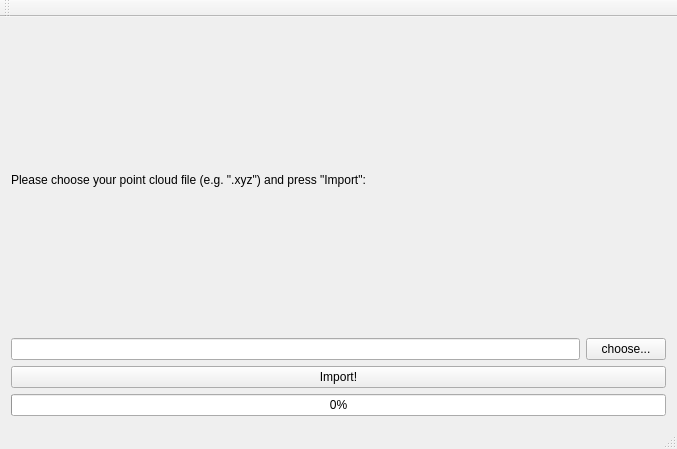
The window that PointCloud2Blender/mainwindow.ui (GSORF/PointCloud2Blender) describes before a commit, drawn with Qt 5.
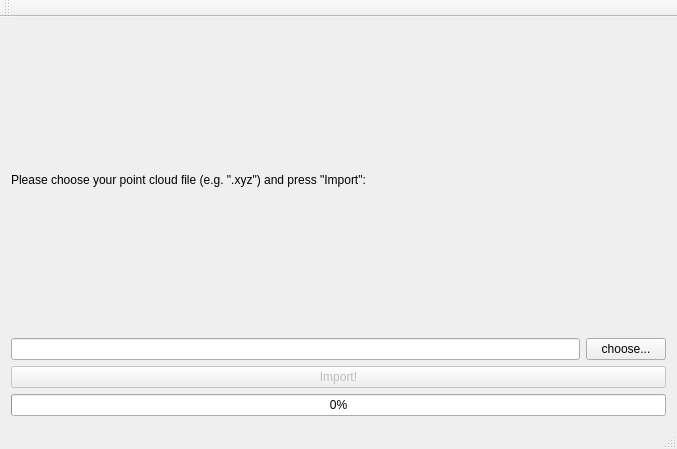
The same window after the commit.

```diff
--- a/PointCloud2Blender/mainwindow.ui
+++ b/PointCloud2Blender/mainwindow.ui
@@ -46,6 +46,9 @@
       </item>
       <item>
        <widget class="QPushButton" name="btnImport">
+        <property name="enabled">
+         <bool>false</bool>
+        </property>
         <property name="text">
          <string>Import!</string>
         </property>
```
